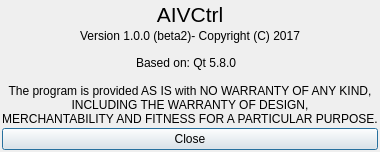
The window that aivctrl/about.ui (ptstream/QtUPnP) describes before a commit, drawn with Qt 5.
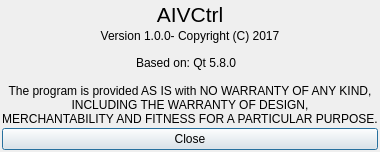
The same window after the commit. Icons and pictures are not drawn.

Commit message: Remove beta version

```diff
--- a/aivctrl/about.ui
+++ b/aivctrl/about.ui
@@ -51,7 +51,7 @@
    <item>
     <widget class="QLabel" name="m_version">
      <property name="text">
-      <string>Version 1.0.0 (beta2)- Copyright (C) 2017</string>
+      <string>Version 1.0.0- Copyright (C) 2017</string>
      </property>
      <property name="alignment">
       <set>Qt::AlignCenter</set>
```
The commit also changes 1 other file.
